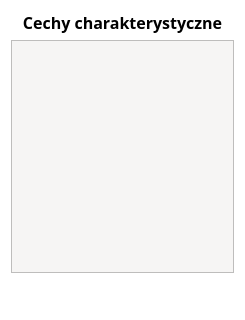
First picture: the form in UI/EditorWidgets/CharacteristicsEditor.ui, repository SiekamCebule/sj-sim, before the edit.
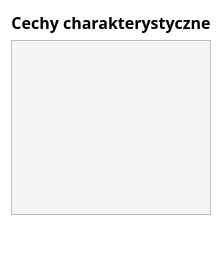
Second picture: the form after the edit. Icons and pictures are not drawn.

Diff of the .ui file:
```diff
--- a/UI/EditorWidgets/CharacteristicsEditor.ui
+++ b/UI/EditorWidgets/CharacteristicsEditor.ui
@@ -6,8 +6,8 @@
    <rect>
     <x>0</x>
     <y>0</y>
-    <width>245</width>
-    <height>320</height>
+    <width>209</width>
+    <height>262</height>
    </rect>
   </property>
   <property name="windowTitle">
@@ -41,6 +41,29 @@
    </item>
    <item>
     <widget class="QListView" name="listView_characteristics">
+     <property name="sizePolicy">
+      <sizepolicy hsizetype="Maximum" vsizetype="Maximum">
+       <horstretch>0</horstretch>
+       <verstretch>0</verstretch>
+      </sizepolicy>
+     </property>
+     <property name="minimumSize">
+      <size>
+       <width>0</width>
+       <height>0</height>
+      </size>
+     </property>
+     <property name="maximumSize">
+      <size>
+       <width>16777215</width>
+       <height>16777215</height>
+      </size>
+     </property>
+     <property name="font">
+      <font>
+       <pointsize>8</pointsize>
+      </font>
+     </property>
      <property name="styleSheet">
       <string notr="true">QListView{
 	background-color: rgb(246, 245, 244);
```
